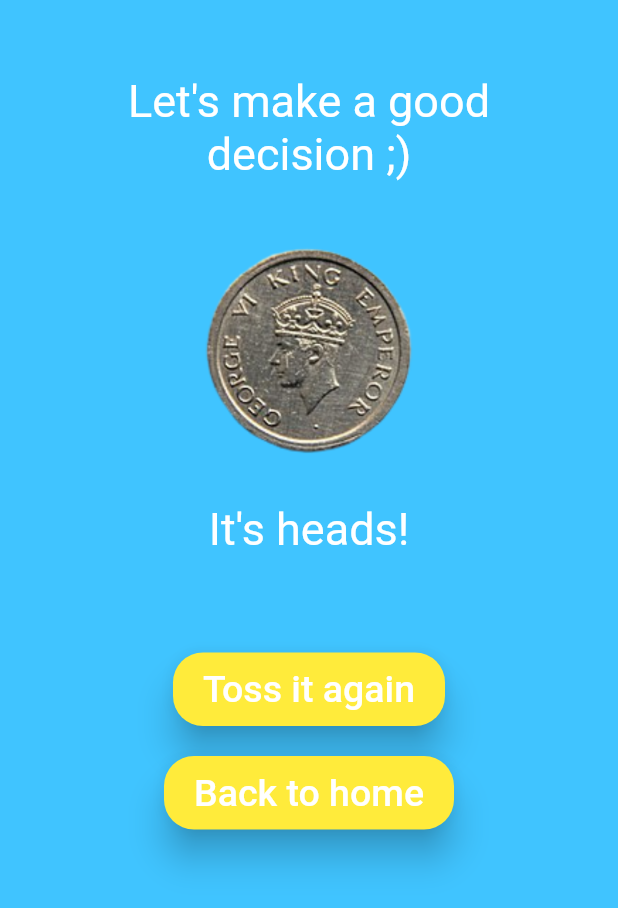
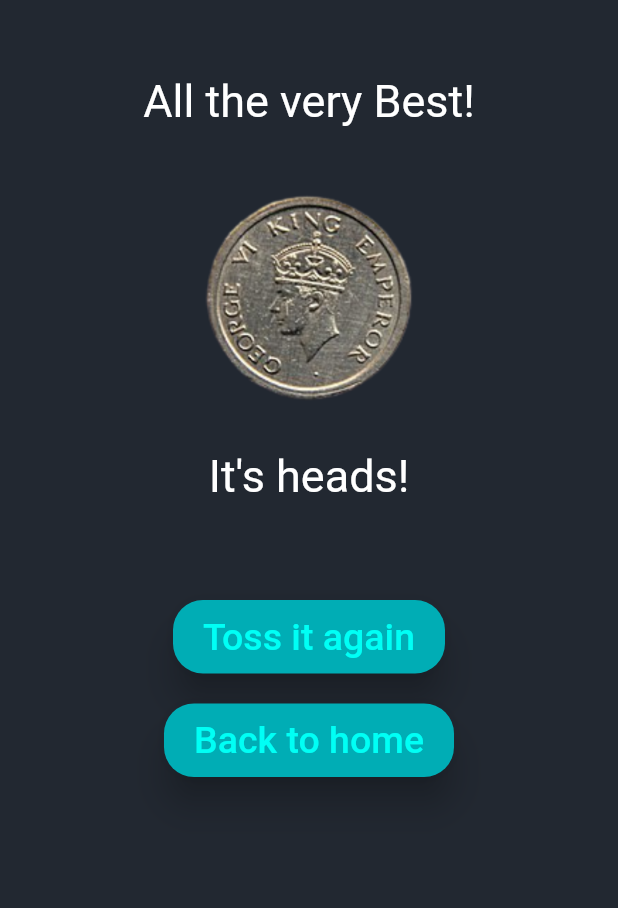
Before and after one commit to shivanik6z/TossIT, a Flutter app: the screen it shows after launch, after a tap on "Toss it!", on a phone screen of 412 x 824 dp. Shown: the top 908 px of the screen. Run offline on Flutter 3.47's test engine with Material 2 defaults, Android fonts, the light colour scheme and no system bars; our stand-ins replace google_fonts; Roboto replaces fonts that are missing (Bellota).

Commit message:
beautified UI

```diff
--- a/lib/app_screens/home.dart
+++ b/lib/app_screens/home.dart
@@ -20,7 +20,7 @@
         child: Center(
           child: Container(
             alignment: Alignment.center,
-            color: Colors.lightBlueAccent,
+            color: Color(0xff222831),
             child: Column(
           children: <Widget>[
            Container(
@@ -80,7 +80,7 @@
                       ),
                       focusedBorder: OutlineInputBorder(
                           borderSide: BorderSide(
-                              color: Colors.yellow
+                              color: Colors.yellow.shade400
                           ),
                           borderRadius: BorderRadius.circular(10.0)
                       ),
@@ -175,9 +175,9 @@
               child: Text('Toss it!',
                 style: TextStyle(
                     fontSize: 25,
-                    color: Colors.white),
+                    color: Color(0xff00fff5)),
               ),
-              color: Colors.yellow,
+              color: Color(0xff00adb5),
               elevation: 10,
               highlightElevation: 20,
               padding: EdgeInsets.fromLTRB(20, 10,20,10),
--- a/lib/app_screens/route2.dart
+++ b/lib/app_screens/route2.dart
@@ -1,55 +1,9 @@
+
 import 'package:flutter/cupertino.dart';
 import 'package:flutter/material.dart';
 import 'package:google_fonts/google_fonts.dart';
 import './home.dart';
 import 'dart:math';
-int result()
-{
-  Random random = Random();
-  int dec = random.nextInt(2);
-  return dec;
-}
-int h=0;
-Widget decision()
-{
-  int res = result();
-  if(res==0) {
-    h = 1;
-    return Image.asset('assets/images/head.png',
-        height: 1150,
-        width: 1150
-    );
-  }
-  else {
-    h=0;
-    return Image.asset('assets/images/tail.png',
-        height: 1150,
-        width: 1150,
-        fit: BoxFit.cover
-    );
-  }
-
-}
-Widget ourresult()
-{
-  if(h==1)
-    return Text(
-      "It's heads!",
-      style: TextStyle(
-        color: Colors.white,
-        fontSize: 30
-      ),
-    );
-  else
-    return Text(
-      "It's tails!",
-      style: TextStyle(
-          color: Colors.white,
-          fontSize: 30
-      ),
-    );
-}
-
 
 class secondroute extends StatelessWidget {
   @override
@@ -65,14 +19,14 @@
         child: Center(
           child: Container(
             alignment: Alignment.center,
-            color: Colors.lightBlueAccent,
+            color: Color(0xff222831),
             child: Column(
               children: <Widget>[
               Container(
                 margin: EdgeInsets.only(left: 50.0,top:50.0,right: 50.0,bottom: 10.0),
                 alignment: Alignment.center,
                 child: Text(
-                 "Let's make a good decision ;)",
+                 "All the very Best!",
                   style: TextStyle(
                     fontSize: 30.0,
                     color: Colors.white,
@@ -111,9 +65,10 @@
                   child: Text('Toss it again',
                     style: TextStyle(
                         fontSize: 25,
-                        color: Colors.white),
+                      color: Color(0xff00fff5),),
                   ),
-                  color: Colors.yellow,
+
+                  color: Color(0xff00adb5),
                   elevation: 10,
                   highlightElevation: 20,
                   padding: EdgeInsets.fromLTRB(20, 10,20,10),
@@ -132,9 +87,9 @@
                       child: Text('Back to home',
                         style: TextStyle(
                             fontSize: 25,
-                            color: Colors.white),
+                          color: Color(0xff00fff5),),
                       ),
-                      color: Colors.yellow,
+                      color: Color(0xff00adb5),
                       elevation: 10,
                       highlightElevation: 20,
                       padding: EdgeInsets.fromLTRB(20, 10,20,10),
@@ -151,3 +106,49 @@
     );
   }
 }
+int result()
+{
+  Random random = Random();
+  int dec = random.nextInt(2);
+  return dec;
+}
+int h=0;
+Widget decision()
+{
+  int res = result();
+  if(res==0) {
+    h = 1;
+    return Image.asset('assets/images/head.png',
+        height: 1150,
+        width: 1150
+    );
+  }
+  else {
+    h=0;
+    return Image.asset('assets/images/tail.png',
+        height: 1150,
+        width: 1150,
+        fit: BoxFit.cover
+    );
+  }
+
+}
+Widget ourresult()
+{
+  if(h==1)
+    return Text(
+      "It's heads!",
+      style: TextStyle(
+          color: Colors.white,
+          fontSize: 30
+      ),
+    );
+  else
+    return Text(
+      "It's tails!",
+      style: TextStyle(
+          color: Colors.white,
+          fontSize: 30
+      ),
+    );
+}
--- a/pubspec.yaml
+++ b/pubspec.yaml
@@ -21,6 +21,7 @@
   sdk: ">=2.7.0 <3.0.0"
 
 dependencies:
+
   flutter:
     sdk: flutter
 
```
Also changed, not shown: pubspec.lock.
